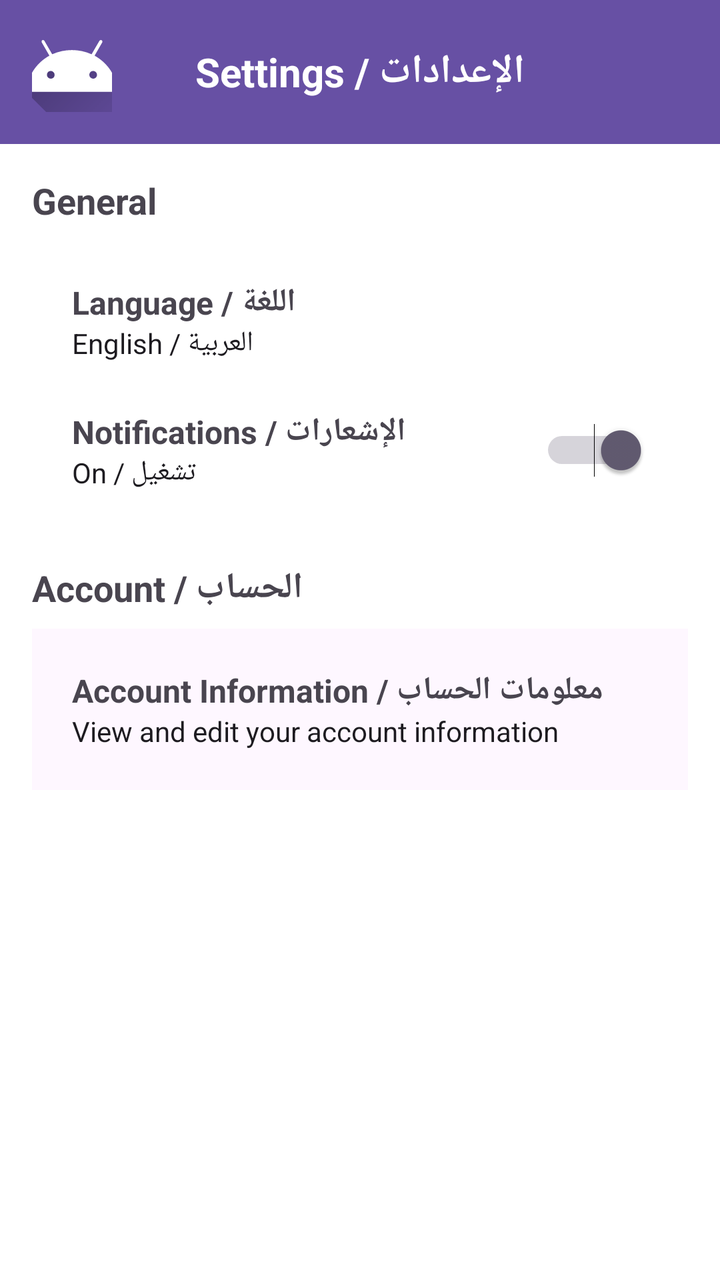
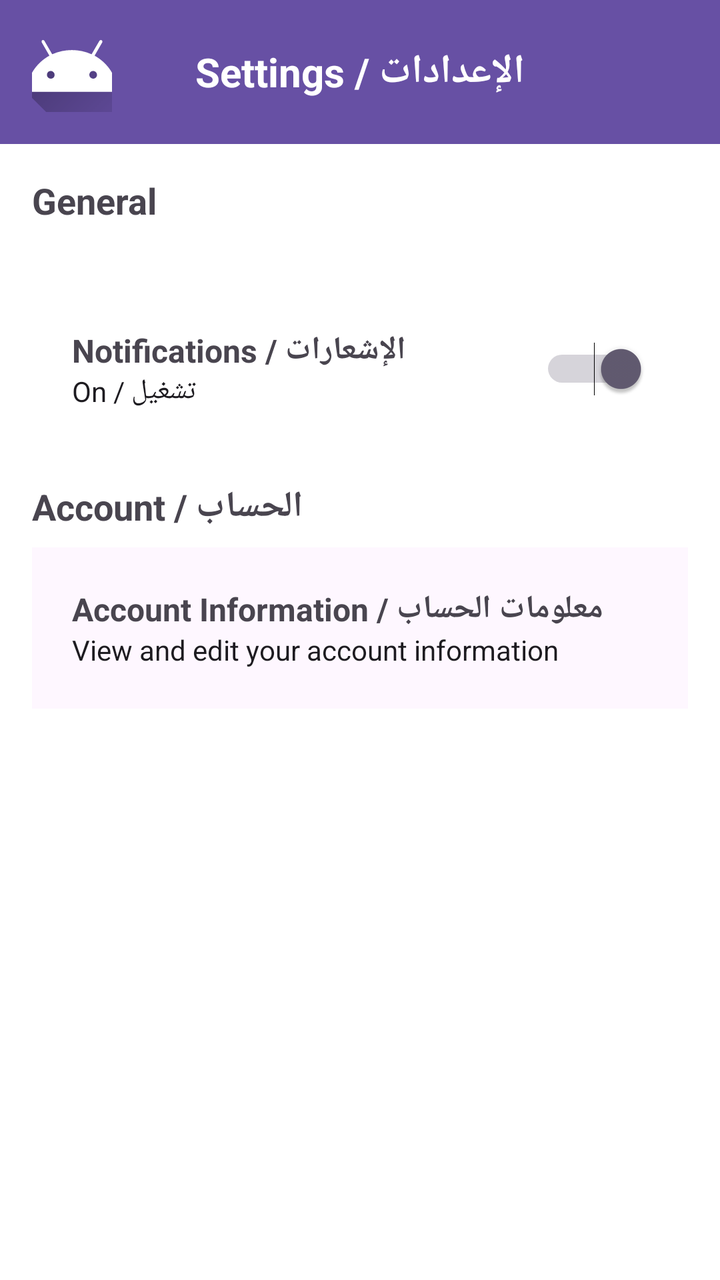

Compare the two renders of this Android layout. The source of the first and the diff that turns it into the second are given below.
<!-- AndroidManifest.xml: application theme Theme.Finalyazanproject -->
<!-- res/layout/activity_mainseting.xml -->
<?xml version="1.0" encoding="utf-8"?>
<androidx.constraintlayout.widget.ConstraintLayout
    xmlns:android="http://schemas.android.com/apk/res/android"
    xmlns:app="http://schemas.android.com/apk/res-auto"
    xmlns:tools="http://schemas.android.com/tools"
    android:id="@+id/rootLayout"
    android:layout_width="match_parent"
    android:layout_height="match_parent"
    android:background="@color/white">


    
    <LinearLayout
        android:id="@+id/headerLinearLayout"
        android:layout_width="0dp"
        android:layout_height="wrap_content"
        android:orientation="horizontal"
        android:padding="16dp"
        android:gravity="center_vertical"
        android:background="?attr/colorPrimary"
        app:layout_constraintTop_toTopOf="parent"
        app:layout_constraintStart_toStartOf="parent"
        app:layout_constraintEnd_toEndOf="parent">

        <ImageButton
            android:id="@+id/backButtonImageButton"
            android:layout_width="40dp"
            android:layout_height="40dp"
            android:background="?attr/selectableItemBackgroundBorderless"
            android:src="@drawable/ic_launcher_foreground"
            android:contentDescription="Back"/>

        <TextView
            android:id="@+id/headerTextView"
            android:layout_width="0dp"
            android:layout_height="wrap_content"
            android:layout_weight="1"
            android:text="Settings / الإعدادات"
            android:textSize="20sp"
            android:textColor="@android:color/white"
            android:textStyle="bold"
            android:gravity="center"/>

        <View
            android:id="@+id/headerView"
            android:layout_width="40dp"
            android:layout_height="40dp"/>
    </LinearLayout>

    
    <ScrollView
        android:id="@+id/scrollView"
        android:layout_width="0dp"
        android:layout_height="0dp"
        android:clipToPadding="false"
        android:padding="16dp"
        app:layout_constraintTop_toBottomOf="@id/headerLinearLayout"
        app:layout_constraintBottom_toBottomOf="parent"
        app:layout_constraintStart_toStartOf="parent"
        app:layout_constraintEnd_toEndOf="parent">

        <LinearLayout
            android:id="@+id/scrollableContentLinearLayout"
            android:layout_width="match_parent"
            android:layout_height="wrap_content"
            android:orientation="vertical">

            
            <TextView
                android:id="@+id/generalTextView"
                android:layout_width="wrap_content"
                android:layout_height="wrap_content"
                android:text="General"
                android:textSize="18sp"
                android:textStyle="bold"
                android:paddingBottom="8dp"/>

            <LinearLayout
                android:id="@+id/generalLinearLayout"
                android:layout_width="match_parent"
                android:layout_height="wrap_content"
                android:orientation="vertical"
                android:padding="8dp">

                
                <LinearLayout
                    android:id="@+id/languageLinearLayout"
                    android:layout_width="match_parent"
                    android:layout_height="wrap_content"
                    android:orientation="horizontal"
                    android:padding="12dp"
                    android:gravity="center_vertical"
                    android:background="?attr/selectableItemBackground">

                    <LinearLayout
                        android:id="@+id/languageContentLinearLayout"
                        android:layout_width="0dp"
                        android:layout_height="wrap_content"
                        android:layout_weight="1"
                        android:orientation="vertical">

                        <TextView
                            android:id="@+id/languageTextView"
                            android:layout_width="wrap_content"
                            android:layout_height="wrap_content"
                            android:text="Language / اللغة"
                            android:textSize="16sp"
                            android:textStyle="bold"/>

                        <TextView
                            android:id="@+id/languageSubTextView"
                            android:layout_width="wrap_content"
                            android:layout_height="wrap_content"
                            android:text="English / العربية"
                            android:textSize="14sp"
                            android:textColor="?attr/colorOnBackground"/>
                    </LinearLayout>
                </LinearLayout>

                
                <LinearLayout
                    android:id="@+id/notificationsLinearLayout"
                    android:layout_width="match_parent"
                    android:layout_height="wrap_content"
                    android:orientation="horizontal"
                    android:padding="12dp"
                    android:gravity="center_vertical"
                    android:background="?attr/selectableItemBackground">

                    <LinearLayout
                        android:id="@+id/notificationsContentLinearLayout"
                        android:layout_width="0dp"
                        android:layout_height="wrap_content"
                        android:layout_weight="1"
                        android:orientation="vertical">

                        <TextView
                            android:id="@+id/notificationsTextView"
                            android:layout_width="wrap_content"
                            android:layout_height="wrap_content"
                            android:text="Notifications / الإشعارات"
                            android:textSize="16sp"
                            android:textStyle="bold"/>

                        <TextView
                            android:id="@+id/notificationsSubTextView"
                            android:layout_width="wrap_content"
                            android:layout_height="wrap_content"
                            android:text="On / تشغيل"
                            android:textSize="14sp"
                            android:textColor="?attr/colorOnBackground"/>
                    </LinearLayout>

                    <Switch
                        android:id="@+id/notificationSwitch"
                        android:layout_width="wrap_content"
                        android:layout_height="wrap_content"
                        android:checked="true"/>
                </LinearLayout>
            </LinearLayout>

            
            <TextView
                android:id="@+id/accountTextView"
                android:layout_width="wrap_content"
                android:layout_height="wrap_content"
                android:text="Account / الحساب"
                android:textSize="18sp"
                android:textStyle="bold"
                android:paddingTop="16dp"
                android:paddingBottom="8dp"/>

            <LinearLayout
                android:id="@+id/accountLinearLayout"
                android:layout_width="match_parent"
                android:layout_height="wrap_content"
                android:orientation="vertical"
                android:background="?attr/colorSurface"
                android:padding="8dp">

                
                <LinearLayout
                    android:id="@+id/accountInfoLinearLayout"
                    android:layout_width="match_parent"
                    android:layout_height="wrap_content"
                    android:orientation="horizontal"
                    android:padding="12dp"
                    android:gravity="center_vertical"
                    android:background="?attr/selectableItemBackground">

                    <LinearLayout
                        android:id="@+id/accountInfoContentLinearLayout"
                        android:layout_width="0dp"
                        android:layout_height="wrap_content"
                        android:layout_weight="1"
                        android:orientation="vertical">

                        <TextView
                            android:id="@+id/accountInfoTextView"
                            android:layout_width="wrap_content"
                            android:layout_height="wrap_content"
                            android:text="Account Information / معلومات الحساب"
                            android:textSize="16sp"
                            android:textStyle="bold"/>

                        <TextView
                            android:id="@+id/accountInfoSubTextView"
                            android:layout_width="wrap_content"
                            android:layout_height="wrap_content"
                            android:text="View and edit your account information"
                            android:textSize="14sp"
                            android:textColor="?attr/colorOnBackground"/>
                    </LinearLayout>
                </LinearLayout>
            </LinearLayout>
        </LinearLayout>
    </ScrollView>

</androidx.constraintlayout.widget.ConstraintLayout>
<!-- resources referenced by this layout -->
<resources>
  <color name="white">#FFFFFFFF</color>
  <!-- drawable ic_launcher_foreground (drawable) -->
  <vector xmlns:android="http://schemas.android.com/apk/res/android"
      xmlns:aapt="http://schemas.android.com/aapt"
      android:width="108dp"
      android:height="108dp"
      android:viewportWidth="108"
      android:viewportHeight="108">
      <path android:pathData="M31,63.928c0,0 6.4,-11 12.1,-13.1c7.2,-2.6 26,-1.4 26,-1.4l38.1,38.1L107,108.928l-32,-1L31,63.928z">
          <aapt:attr name="android:fillColor">
              <gradient
                  android:endX="85.84757"
                  android:endY="92.4963"
                  android:startX="42.9492"
                  android:startY="49.59793"
                  android:type="linear">
                  <item
                      android:color="#44000000"
                      android:offset="0.0" />
                  <item
                      android:color="#00000000"
                      android:offset="1.0" />
              </gradient>
          </aapt:attr>
      </path>
      <path
          android:fillColor="#FFFFFF"
          android:fillType="nonZero"
          android:pathData="M65.3,45.828l3.8,-6.6c0.2,-0.4 0.1,-0.9 -0.3,-1.1c-0.4,-0.2 -0.9,-0.1 -1.1,0.3l-3.9,6.7c-6.3,-2.8 -13.4,-2.8 -19.7,0l-3.9,-6.7c-0.2,-0.4 -0.7,-0.5 -1.1,-0.3C38.8,38.328 38.7,38.828 38.9,39.228l3.8,6.6C36.2,49.428 31.7,56.028 31,63.928h46C76.3,56.028 71.8,49.428 65.3,45.828zM43.4,57.328c-0.8,0 -1.5,-0.5 -1.8,-1.2c-0.3,-0.7 -0.1,-1.5 0.4,-2.1c0.5,-0.5 1.4,-0.7 2.1,-0.4c0.7,0.3 1.2,1 1.2,1.8C45.3,56.528 44.5,57.328 43.4,57.328L43.4,57.328zM64.6,57.328c-0.8,0 -1.5,-0.5 -1.8,-1.2s-0.1,-1.5 0.4,-2.1c0.5,-0.5 1.4,-0.7 2.1,-0.4c0.7,0.3 1.2,1 1.2,1.8C66.5,56.528 65.6,57.328 64.6,57.328L64.6,57.328z"
          android:strokeWidth="1"
          android:strokeColor="#00000000" />
  </vector>
  <style name="Theme.Finalyazanproject" parent="Base.Theme.Finalyazanproject" />
  <style name="Base.Theme.Finalyazanproject" parent="Theme.Material3.DayNight.NoActionBar">
          
          
      </style>
</resources>

<!-- the commit's change to res/layout/activity_mainseting.xml (unified diff, before → after) -->
@@ -90,32 +90,7 @@
                     android:orientation="horizontal"
                     android:padding="12dp"
                     android:gravity="center_vertical"
-                    android:background="?attr/selectableItemBackground">
-
-                    <LinearLayout
-                        android:id="@+id/languageContentLinearLayout"
-                        android:layout_width="0dp"
-                        android:layout_height="wrap_content"
-                        android:layout_weight="1"
-                        android:orientation="vertical">
-
-                        <TextView
-                            android:id="@+id/languageTextView"
-                            android:layout_width="wrap_content"
-                            android:layout_height="wrap_content"
-                            android:text="Language / اللغة"
-                            android:textSize="16sp"
-                            android:textStyle="bold"/>
-
-                        <TextView
-                            android:id="@+id/languageSubTextView"
-                            android:layout_width="wrap_content"
-                            android:layout_height="wrap_content"
-                            android:text="English / العربية"
-                            android:textSize="14sp"
-                            android:textColor="?attr/colorOnBackground"/>
-                    </LinearLayout>
-                </LinearLayout>
+                    android:background="?attr/selectableItemBackground"/>
 
                 
                 <LinearLayout
